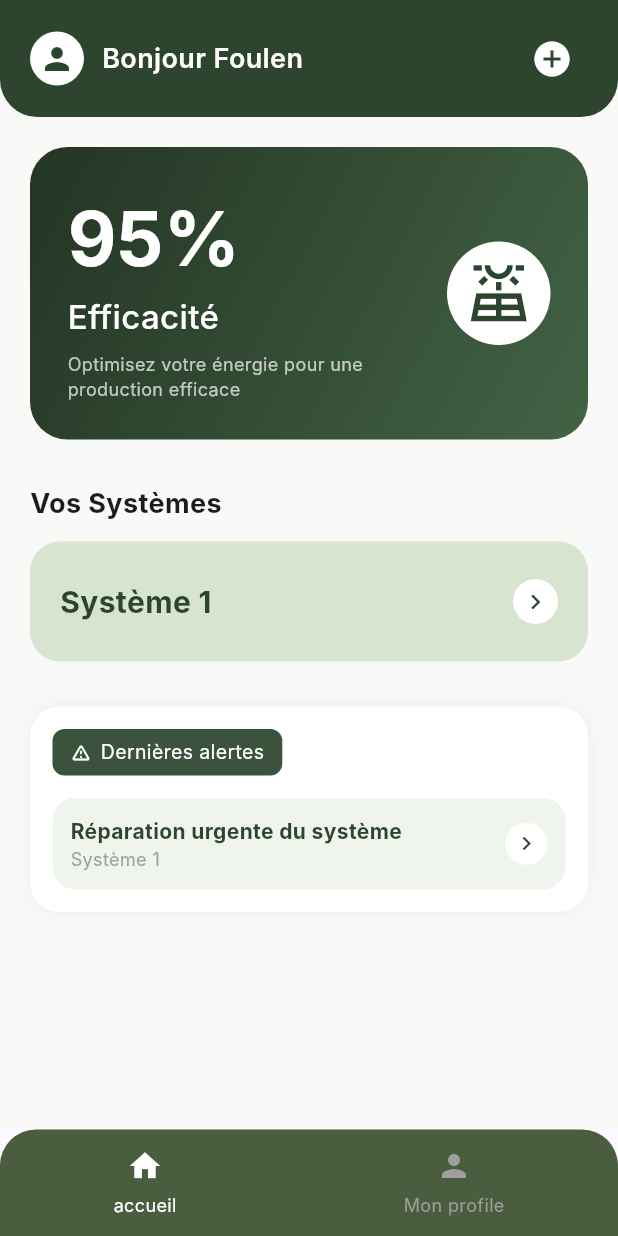
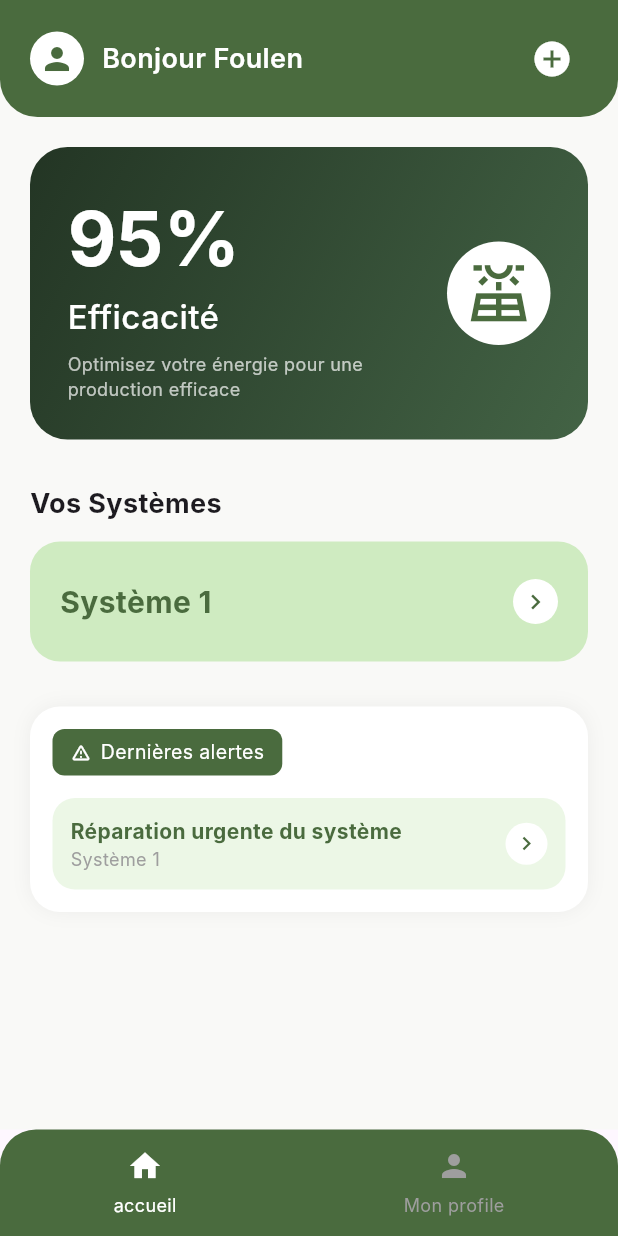
Before and after one commit to amaltrigui19/projetmobile-smartpump, a Flutter app: the HomeShell screen opened directly, on a phone screen of 412 x 824 dp. Run offline on Flutter 3.47's test engine with Material 3 defaults, Android fonts, the phone set to English and light mode, and no system bars; Roboto replaces fonts that are missing (Inter).

Commit message:
color update

```diff
--- a/lib/home/home.dart
+++ b/lib/home/home.dart
@@ -16,11 +16,12 @@ class HomePage extends StatelessWidget {
     required this.onAddSystem,
   });
 
-  // Precise color matching from your UI photos
-  static const Color darkGreen = Color(0xFF2D442E);
-  static const Color lightGreenTile = Color(0xFFD7E5D0);
-  static const Color bgMain = Color(0xFFF9F9F7);
-  static const Color alertLabelGreen = Color(0xFF3B523C);
+  static const Color darkGreen = Color(0xFF4A6B3E);       // Vert principal foncé
+  static const Color mediumGreen = Color(0xFF55744A);      // Vert moyen
+  static const Color lightGreen = Color(0xFFCFEBC1);       // Vert clair
+  static const Color bgMain = Color(0xFFF9F9F7);           // Fond principal
+  static const Color accentGreen = Color(0xFF3B523C);      // Vert accent pour textes
+  static const Color alertLabelGreen = Color(0xFF4A6B3E);  // Vert pour label alertes
 
   @override
   Widget build(BuildContext context) {
@@ -140,7 +141,7 @@ class HomePage extends StatelessWidget {
       child: Container(
         padding: const EdgeInsets.symmetric(horizontal: 20, vertical: 25),
         decoration: BoxDecoration(
-          color: lightGreenTile,
+          color: lightGreen,
           borderRadius: BorderRadius.circular(20),
         ),
         child: Row(
@@ -199,7 +200,7 @@ class HomePage extends StatelessWidget {
     return Container(
       padding: const EdgeInsets.all(12),
       decoration: BoxDecoration(
-        color: lightGreenTile.withOpacity(0.4),
+        color: lightGreen.withOpacity(0.4),
         borderRadius: BorderRadius.circular(15),
       ),
       child: Row(
--- a/lib/nav.dart
+++ b/lib/nav.dart
@@ -35,7 +35,7 @@ class _HomeShellState extends State<HomeShell> {
       bottomNavigationBar: Container(
         padding: const EdgeInsets.symmetric(vertical: 12),
         decoration: const BoxDecoration(
-          color: Color(0xFF4A5D3F),
+          color: Color(0xFF4A6B3E),
           borderRadius: BorderRadius.vertical(top: Radius.circular(24)),
         ),
         child: Row(
```
Also changed, not shown: pubspec.lock.
